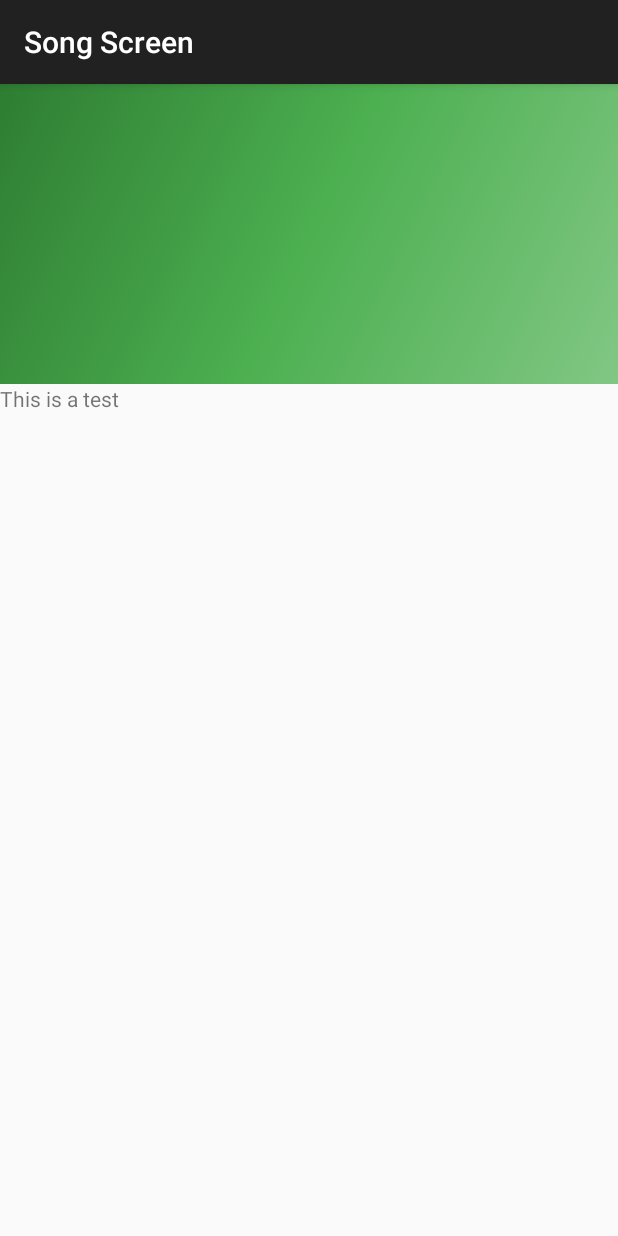
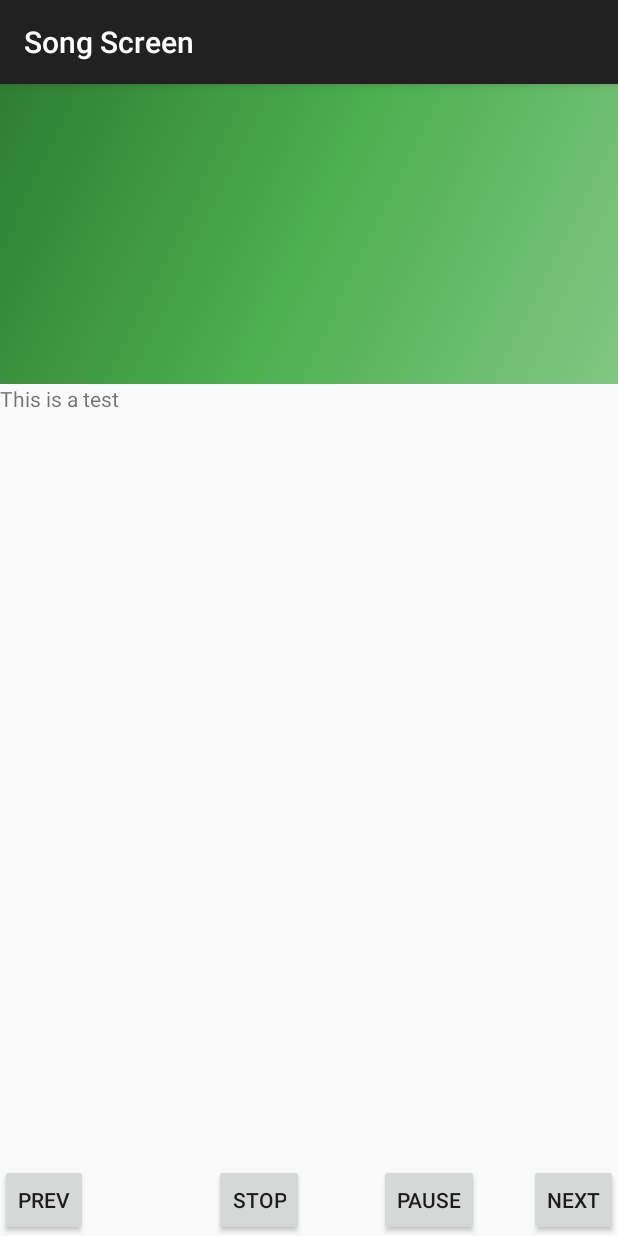
Before and after one commit to zeokav/MAD, an Android app: the SongActivity screen opened directly, with no data from a screen before it, on a phone screen of 412 x 824 dp. Run offline under Robolectric (Android 15) with nearby library versions, the phone set to English and light mode, and no system bars; 1 statement that could not run was skipped.

Commit message:
Media control now works

```diff
--- a/app/src/main/java/com/example/saket/musicplayer/SongActivity.java
+++ b/app/src/main/java/com/example/saket/musicplayer/SongActivity.java
@@ -1,24 +1,78 @@
 package com.example.saket.musicplayer;
 
 import android.app.TaskStackBuilder;
+import android.content.ComponentName;
+import android.content.Context;
 import android.content.Intent;
+import android.content.ServiceConnection;
 import android.os.Bundle;
 import android.os.IBinder;
 import android.support.annotation.Nullable;
 import android.support.v7.app.AppCompatActivity;
+import android.view.View;
+
 import com.example.saket.musicplayer.utils.Song;
 
 public class SongActivity extends AppCompatActivity {
 
     public MusicService mService;
     private Intent mIntent;
+    private boolean isPaused;
+
+    private ServiceConnection mConnection = new ServiceConnection() {
+        @Override
+        public void onServiceConnected(ComponentName componentName, IBinder iBinder) {
+            MusicService.MusicBinder mBinder = (MusicService.MusicBinder)iBinder;
+            mService = mBinder.getService();
+        }
+
+        @Override
+        public void onServiceDisconnected(ComponentName componentName) {
+        }
+    };
 
     @Override
     protected void onCreate(@Nullable Bundle savedInstanceState) {
         super.onCreate(savedInstanceState);
         setContentView(R.layout.song_playing);
         Song song = getIntent().getParcelableExtra("song_info");
+    }
 
+    @Override
+    protected void onStart() {
+        super.onStart();
+        if(mIntent == null) {
+            mIntent = new Intent(this, MusicService.class);
+            bindService(mIntent, mConnection, Context.BIND_AUTO_CREATE);
+            startService(mIntent);
+        }
+    }
+
+    @Override
+    protected void onDestroy() {
+        unbindService(mConnection);
+        super.onDestroy();
+    }
+
+    public void pause(View v) {
+        if(mService.isPaused()) {
+            mService.resumeSong();
+        }
+        else {
+            mService.pauseSong();
+        }
+    }
+
+    public void stop(View v) {
+        mService.stopSong();
+    }
+
+    public void next(View v) {
+        mService.nextSong();
+    }
+
+    public void prev(View v) {
+        mService.prevSong();
     }
 
 }
--- a/app/src/main/res/layout/song_playing.xml
+++ b/app/src/main/res/layout/song_playing.xml
@@ -16,7 +16,47 @@
         android:layout_below="@id/album_art"
         />
 
+    <Button
+        style="?android:attr/buttonStyleSmall"
+        android:layout_width="wrap_content"
+        android:layout_height="wrap_content"
+        android:text="Prev"
+        android:id="@+id/button"
+        android:layout_alignParentBottom="true"
+        android:layout_alignParentStart="true"
+        android:onClick="prev"/>
 
+    <Button
+        style="?android:attr/buttonStyleSmall"
+        android:layout_width="wrap_content"
+        android:layout_height="wrap_content"
+        android:text="Stop"
+        android:id="@+id/button2"
+        android:layout_alignParentBottom="true"
+        android:layout_toStartOf="@+id/button3"
+        android:layout_marginEnd="50dp"
+        android:onClick="stop"/>
+
+    <Button
+        style="?android:attr/buttonStyleSmall"
+        android:layout_width="wrap_content"
+        android:layout_height="wrap_content"
+        android:text="Pause"
+        android:id="@+id/button3"
+        android:layout_alignParentBottom="true"
+        android:layout_toStartOf="@+id/button4"
+        android:layout_marginEnd="33dp"
+        android:onClick="pause"/>
+
+    <Button
+        style="?android:attr/buttonStyleSmall"
+        android:layout_width="wrap_content"
+        android:layout_height="wrap_content"
+        android:text="Next"
+        android:id="@+id/button4"
+        android:layout_alignParentBottom="true"
+        android:layout_alignParentEnd="true"
+        android:onClick="next"/>
 
 
 </RelativeLayout>
```
Also changed, not shown: app/src/main/java/com/example/saket/musicplayer/HomeActivity.java (+1 -6 lines), app/src/main/java/com/example/saket/musicplayer/MusicService.java (+41 -1 lines).
